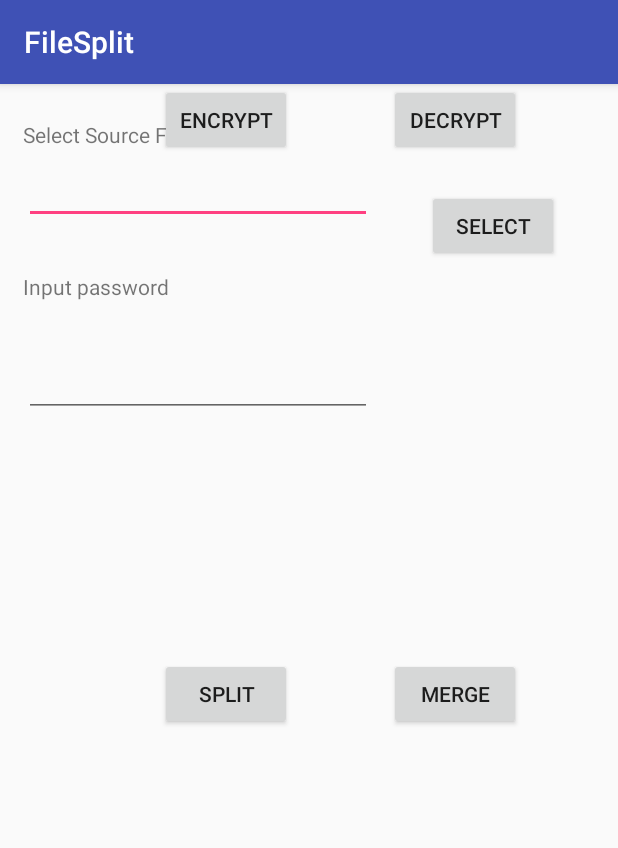
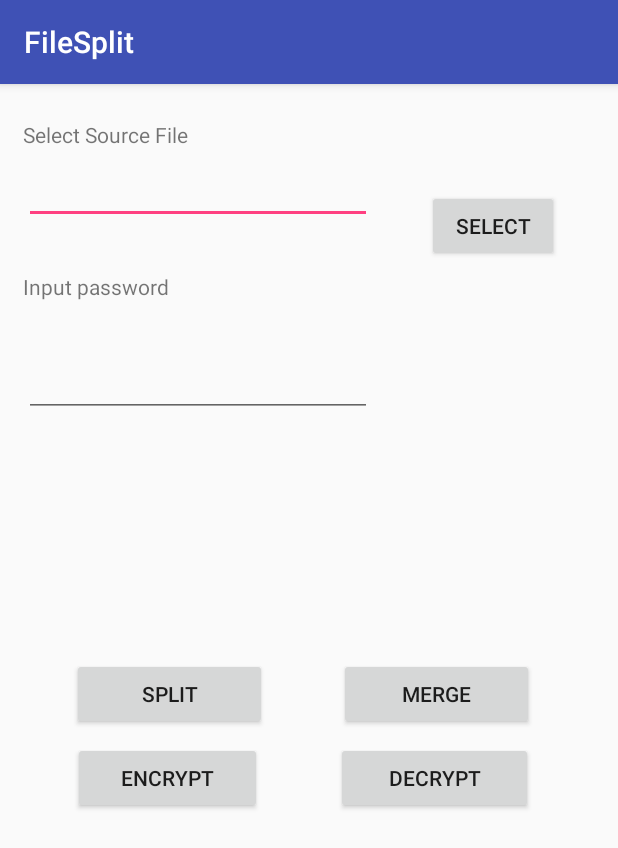
Before and after one commit to MengHuanLee/FileSplit, an Android app: the screen it shows after launch (MainActivity), on a phone screen of 412 x 824 dp. Shown: the top 848 px of the screen. Run offline under Robolectric (Android 15) with nearby library versions, the phone set to English and light mode, and no system bars.

Commit message:
Layout update

```diff
--- a/app/src/main/res/layout/activity_main.xml
+++ b/app/src/main/res/layout/activity_main.xml
@@ -20,13 +20,13 @@
 
     <Button
         android:id="@+id/buttonMerge"
-        android:layout_width="wrap_content"
-        android:layout_height="wrap_content"
+        android:layout_width="130dp"
+        android:layout_height="48dp"
         android:layout_marginEnd="8dp"
-        android:layout_marginStart="8dp"
         android:text="Merge"
         android:visibility="visible"
         app:layout_constraintEnd_toEndOf="parent"
+        app:layout_constraintHorizontal_bias="0.5"
         app:layout_constraintStart_toEndOf="@+id/buttonSplit"
         app:layout_constraintTop_toTopOf="@+id/buttonSplit" />
 
@@ -87,37 +87,39 @@
 
     <Button
         android:id="@+id/buttonSplit"
-        android:layout_width="wrap_content"
-        android:layout_height="wrap_content"
+        android:layout_width="130dp"
+        android:layout_height="48dp"
         android:layout_marginBottom="8dp"
         android:layout_marginTop="8dp"
         android:text="Split"
         app:layout_constraintBottom_toBottomOf="parent"
-        app:layout_constraintEnd_toEndOf="parent"
-        app:layout_constraintHorizontal_bias="0.33"
+        app:layout_constraintEnd_toStartOf="@+id/buttonMerge"
+        app:layout_constraintHorizontal_bias="0.5"
         app:layout_constraintStart_toStartOf="parent"
         app:layout_constraintTop_toTopOf="parent"
         app:layout_constraintVertical_bias="0.532" />
 
     <Button
         android:id="@+id/buttonEncrypt"
-        android:layout_width="wrap_content"
-        android:layout_height="wrap_content"
+        android:layout_width="126dp"
+        android:layout_height="48dp"
+        android:layout_marginTop="8dp"
         android:text="Encrypt"
-        app:layout_constraintEnd_toEndOf="parent"
-        app:layout_constraintHorizontal_bias="0.33"
+        app:layout_constraintEnd_toStartOf="@+id/buttonDecrypt"
+        app:layout_constraintHorizontal_bias="0.5"
         app:layout_constraintStart_toStartOf="parent"
-        tools:layout_editor_absoluteY="309dp" />
+        app:layout_constraintTop_toBottomOf="@+id/buttonSplit" />
 
     <Button
         android:id="@+id/buttonDecrypt"
-        android:layout_width="wrap_content"
-        android:layout_height="wrap_content"
+        android:layout_width="131dp"
+        android:layout_height="48dp"
         android:layout_marginEnd="8dp"
-        android:layout_marginStart="8dp"
+        android:layout_marginTop="8dp"
         android:text="Decrypt"
         app:layout_constraintEnd_toEndOf="parent"
+        app:layout_constraintHorizontal_bias="0.5"
         app:layout_constraintStart_toEndOf="@+id/buttonEncrypt"
-        app:layout_constraintTop_toTopOf="@+id/buttonEncrypt" />
+        app:layout_constraintTop_toBottomOf="@+id/buttonMerge" />
 
 </android.support.constraint.ConstraintLayout>
```
Also changed, not shown: app/src/main/java/com/google/jerry/filesplit/MainActivity.java (line endings or trailing spaces).
